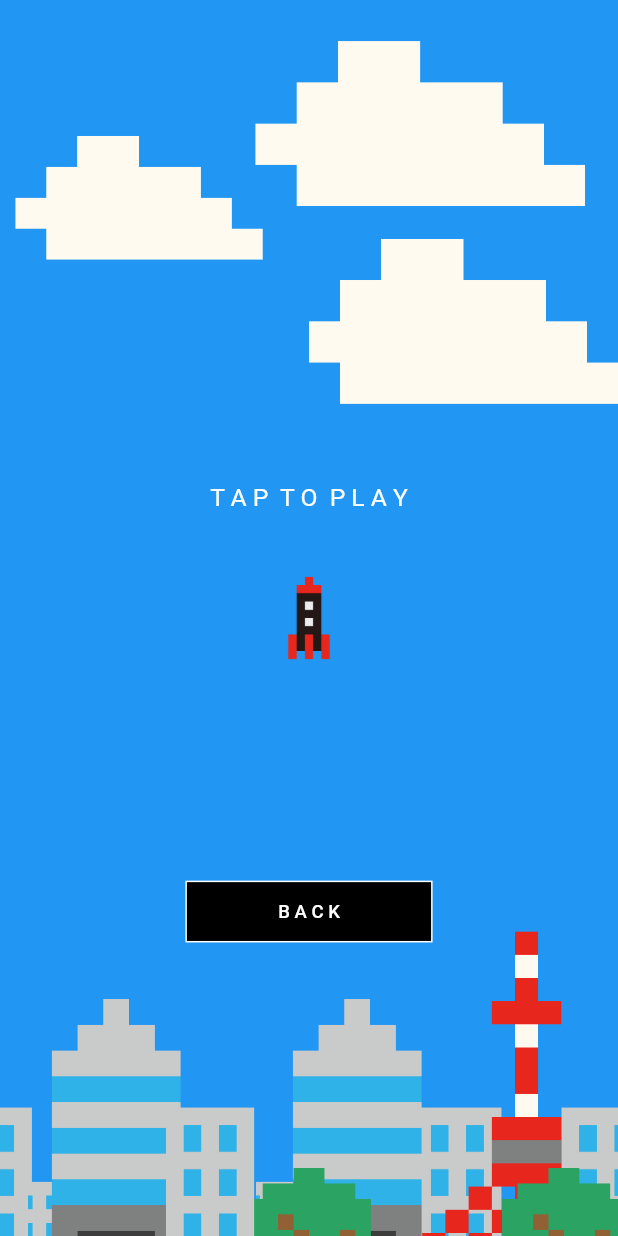
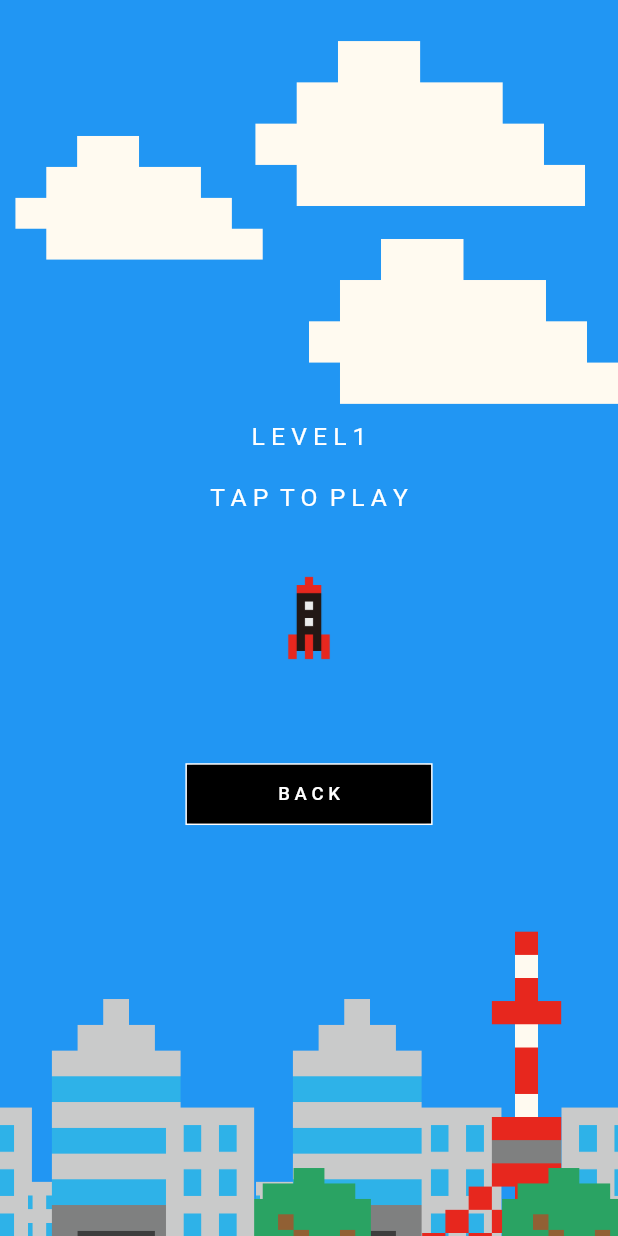
Before and after one commit to yuto90/new_rocket, a Flutter app: the screen it shows after launch, after a tap on "LEVEL", on a phone screen of 412 x 824 dp. Run offline on Flutter 3.47's test engine with Material 2 defaults, Android fonts, the light colour scheme and no system bars; our stand-ins replace flutter_dotenv, google_fonts, google_mobile_ads, shared_preferences; network calls fail.

Commit message:
ready画面に選択したレベルを表示

```diff
--- a/lib/mode/ready.dart
+++ b/lib/mode/ready.dart
@@ -1,9 +1,10 @@
 import 'package:flutter/material.dart';
+import 'package:new_rocket/mainpage_model.dart';
 import '../size_config.dart';
 
 class Ready extends StatelessWidget {
-  final model;
-  Ready({this.model});
+  final MainPageModel model;
+  Ready({required this.model});
 
   @override
   Widget build(BuildContext context) {
@@ -12,10 +13,18 @@ class Ready extends StatelessWidget {
         ? Stack(
             children: [
               Align(
+                alignment: Alignment(0, -0.3),
+                child: Text(
+                  'L E V E L ' + model.selectedLevel.toString(),
+                  style: TextStyle(
+                    fontSize: SizeConfig.blockSizeVertical! * 2,
+                    color: Colors.white,
+                  ),
+                ),
+              ),
+              Align(
                 alignment: Alignment(0, -0.2),
-                child: model.gameHasStarted
-                    ? const SizedBox()
-                    : Text(
+                child: Text(
                   'T A P  T O  P L A Y',
                   style: TextStyle(
                     fontSize: SizeConfig.blockSizeVertical! * 2,
@@ -25,10 +34,8 @@ class Ready extends StatelessWidget {
               ),
               // 戻るボタン
               Align(
-                alignment: Alignment(0, 0.5),
-                child: model.gameHasStarted
-                    ? const SizedBox()
-                    : Container(
+                alignment: Alignment(0, 0.3),
+                child: Container(
                   height: SizeConfig.blockSizeVertical! * 5,
                   width: SizeConfig.blockSizeHorizontal! * 40,
                   decoration: BoxDecoration(
```
Lines whose indentation alone changed are shown as unchanged.
